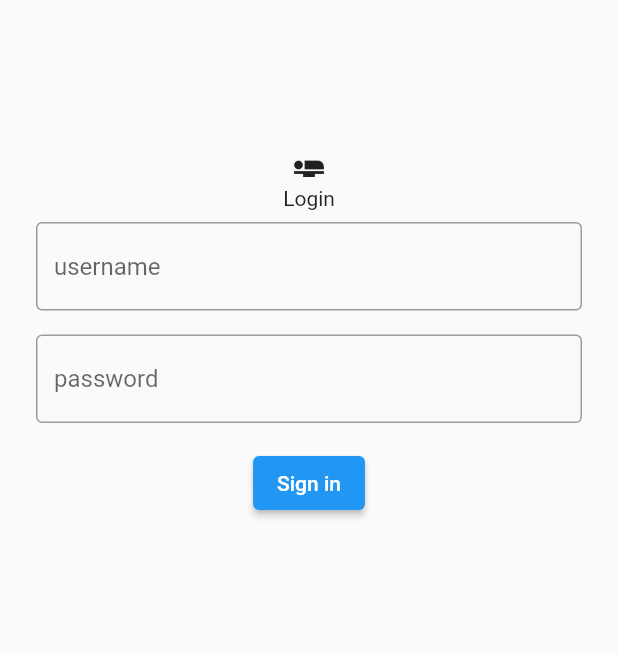
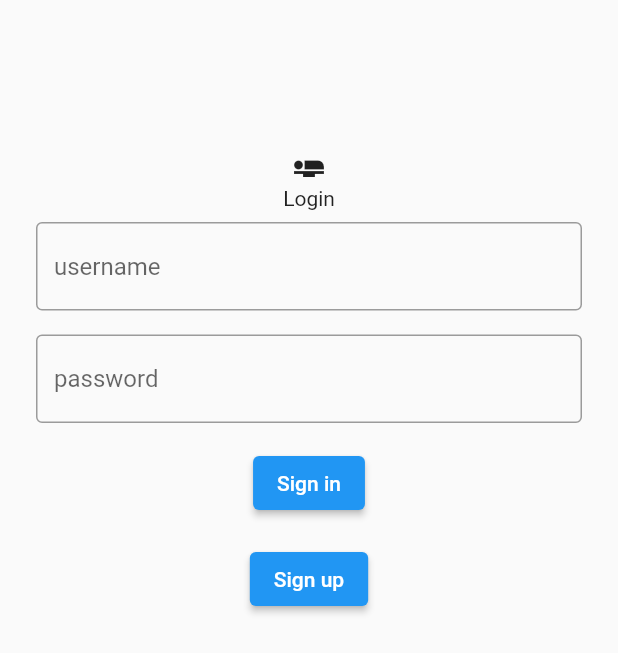
Before and after one commit to amantham20/ParkingPal, a Flutter app: the screen it shows after launch, on a phone screen of 412 x 824 dp. Shown: the top 653 px of the screen. Run offline on Flutter 3.47's test engine with Material 2 defaults, Android fonts, the phone set to English and light mode, and no system bars; our stand-ins replace firebase_auth, firebase_core; missing offline and left inert: latlng, map; accounts and stored records are empty.

Commit message:
temp commit

```diff
--- a/lib/login.dart
+++ b/lib/login.dart
@@ -1,7 +1,9 @@
 import 'package:flutter/material.dart';
 
-// import 'package:firebase_core/firebase_core.dart';
-// import 'package:firebase_auth/firebase_auth.dart';
+import 'package:firebase_core/firebase_core.dart';
+import 'package:firebase_auth/firebase_auth.dart';
+import 'package:parkingpal/globalvar.dart';
+import 'package:parkingpal/signup.dart';
 
 class LoginPage extends StatefulWidget {
   const LoginPage({Key? key}) : super(key: key);
@@ -37,7 +39,7 @@ class _LoginPageState extends State<LoginPage> {
               ),
             ),
             Padding(
-              padding: EdgeInsets.all(8.0),
+              padding: const EdgeInsets.all(8.0),
               child: TextField(
                 controller: passwordController,
                 decoration: const InputDecoration(
@@ -46,6 +48,8 @@ class _LoginPageState extends State<LoginPage> {
                 ),
               ),
             ),
+
+            // todo: get the fucking login to fucking work
             Padding(
               padding: const EdgeInsets.all(8.0),
               child: ElevatedButton(
@@ -56,6 +60,17 @@ class _LoginPageState extends State<LoginPage> {
                 child: const Text('Sign in'),
               ),
             ),
+
+            // todo: get a back button in the signup form
+            Padding(
+              padding: const EdgeInsets.all(8.0),
+              child: ElevatedButton(
+                onPressed: () {
+                  movePage(SignupPage(), context);
+                },
+                child: const Text('Sign up'),
+              ),
+            ),
           ],
         ),
       ),
--- a/lib/main.dart
+++ b/lib/main.dart
@@ -3,8 +3,14 @@ import 'package:parkingpal/home.dart';
 import 'package:parkingpal/login.dart';
 import 'package:parkingpal/signup.dart';
 
+import 'package:firebase_core/firebase_core.dart';
+import 'package:firebase_auth/firebase_auth.dart';
+
 void main() async {
   WidgetsFlutterBinding.ensureInitialized();
+
+  await Firebase.initializeApp();
+
   runApp(
     const App(),
   );
```
Also changed, not shown: 2 other files.
